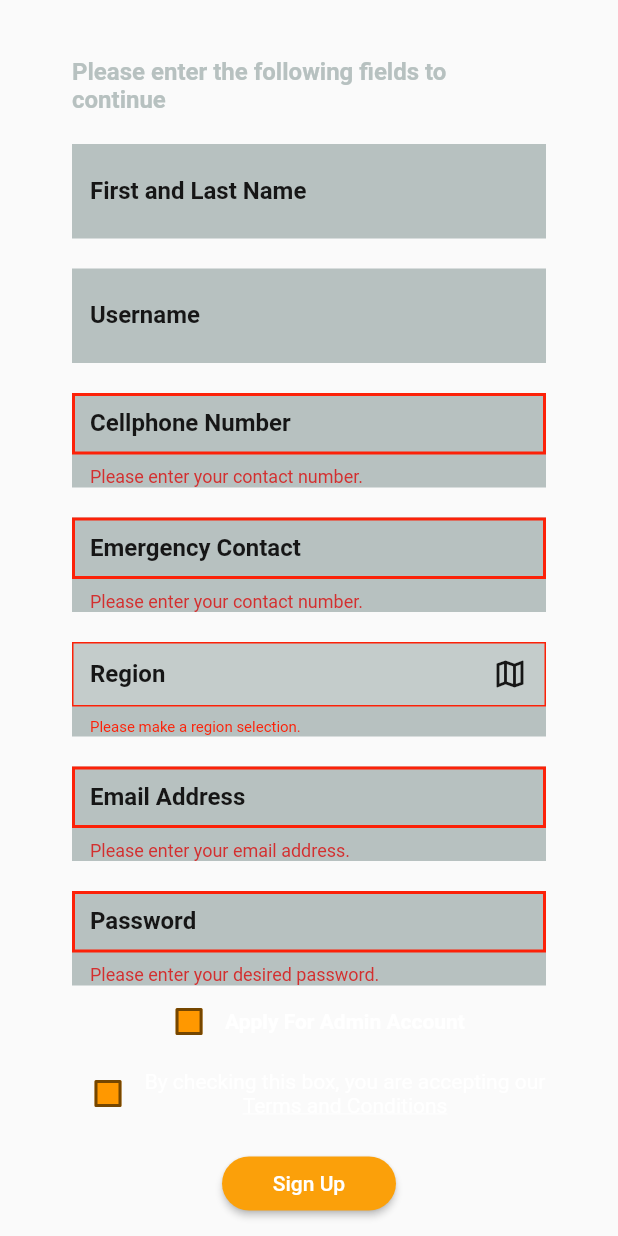
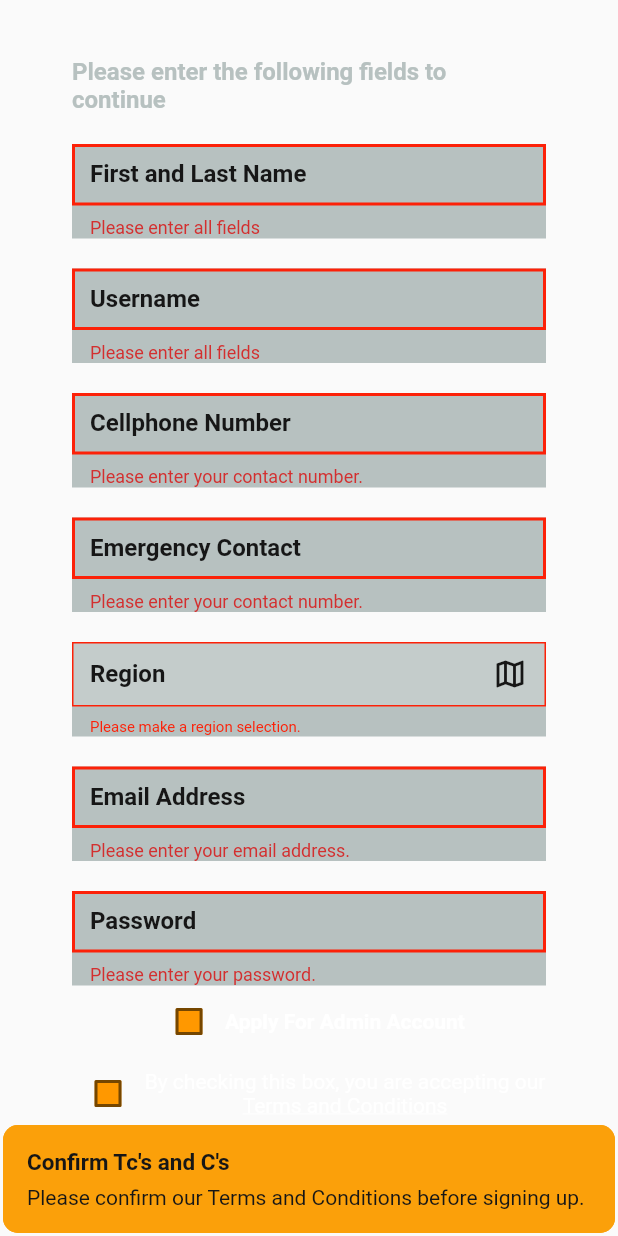
Before and after one commit to Maj-Bubbles/NightWatch-Public, a Flutter app: the SignUpFormBub widget shown alone on an empty page, opened directly, after a tap on "Sign Up", on a phone screen of 412 x 824 dp. Run offline on Flutter 3.47's test engine with Material 2 defaults, Android fonts, the phone set to English and light mode, and no system bars; drawn by our look-alikes of another_flushbar; our stand-ins replace email_validator, intro_slider; missing offline and left inert: backendless_sdk.

Commit message:
Added obscure text, number keyboards, fixed loading on signup, added check for Tcs&Cs checkbox

```diff
--- a/lib/miscellaneous/validators.dart
+++ b/lib/miscellaneous/validators.dart
@@ -5,6 +5,13 @@ String? validateEmail(String? address) {
     return 'Please enter your email address.';
   } else if (!EmailValidator.validate(address)) {
     return 'Please enter a valid email address!';
+  }
+  return null;
+}
+
+String? validateRequired(String? field) {
+  if (field == null || field.isEmpty) {
+    return 'Please enter all fields';
   }
   return null;
 }
@@ -18,7 +25,7 @@ String? validatePassword(String? password) {
   */
   String? result;
   if (password == null || password.isEmpty) {
-    result = 'Please enter your desired password.';
+    result = 'Please enter your password.';
   } else if ((!RegExp(r'^(?=.*?[A-Z])(?=.*?[a-z])(?=.*?[0-9]).{8,}$')
       .hasMatch(password))) {
     result =
@@ -32,7 +39,7 @@ String? validateNumber(String? number) {
     return 'Please enter your contact number.';
   } else if ((!RegExp(r'^.{10,}$').hasMatch(number))) {
     //tests if the contact number has 10 digits
-    return 'Please enter a valid contact number!';
+    return 'Please enter a valid contact number with 10 digits.';
   }
   return null;
 }
--- a/lib/view_models/base_view_model.dart
+++ b/lib/view_models/base_view_model.dart
@@ -24,4 +24,7 @@ class BaseViewModel with ChangeNotifier {
     _dialog = StatusDialog(title: error.title, message: error.message);
   }
 
+  void setCustomDialog({required String title, required String message}) {
+    _dialog = StatusDialog(title: title, message: message);
+  }
 }
--- a/lib/view_models/user_view_model.dart
+++ b/lib/view_models/user_view_model.dart
@@ -73,7 +73,7 @@ class UserViewModel extends BaseViewModel {
     String tellNum = "",
     String adminCellNum = "",
   }) async {
-    if (registerFormKey.currentState?.validate() ?? false) {
+    if ((registerFormKey.currentState?.validate() ?? false) && confirmTcsCs) {
       var user;
       if (!createAdmin) {
         user = PublicUser(
@@ -101,6 +101,12 @@ class UserViewModel extends BaseViewModel {
           primaryNumber: primaryNumber,
           secondaryNumber: secondaryNumber);
       await registerUser(user);
+    } else if (!confirmTcsCs) {
+      setCustomDialog(
+          title: "Confirm Tc's and C's",
+          message:
+              'Please confirm our Terms and Conditions before signing up.');
+      setState(ViewState.Error);
     }
   }
 
@@ -118,10 +124,24 @@ class UserViewModel extends BaseViewModel {
   Future<void> signInUser(
       {required String email, required String password}) async {
     try {
-      setState(ViewState.Busy);
-      _currentUser =
-          await _userService.signInUser(email: email, password: password);
-      setState(ViewState.Success);
+      if (loginFormKey.currentState?.validate() ?? false) {
+        setState(ViewState.Busy);
+        _currentUser =
+            await _userService.signInUser(email: email, password: password);
+        setState(ViewState.Success);
+      }
+
+      // if (email.isEmpty || password.isEmpty) {
+      //   setCustomDialog(
+      //       title: 'Blank fields not allowed.',
+      //       message: 'Please fill in both fields!');
+      //   setState(ViewState.Error);
+      // } else {
+      //   setState(ViewState.Busy);
+      //   _currentUser =
+      //       await _userService.signInUser(email: email, password: password);
+      //   setState(ViewState.Success);
+      // }
     } on UserAPIException catch (error) {
       setErrorDialog(error);
       setState(ViewState.Error);
--- a/lib/views/widgets/login_form.dart
+++ b/lib/views/widgets/login_form.dart
@@ -95,6 +95,7 @@ class _LoginFormState extends State<LoginForm> {
                       child: TextFormField(
                         validator: validatePassword,
                         keyboardType: TextInputType.visiblePassword,
+                        obscureText: true,
                         controller: passwordController,
                         cursorColor: scaffoldBackgroundColor,
                         decoration: formDecoration('Password'),
@@ -189,7 +190,7 @@ class _LoginFormState extends State<LoginForm> {
                   viewModel.setViewStateToIdle();
                   WidgetsBinding.instance.addPostFrameCallback((_) {
                     navigatorService
-                        .popAndNavigateTo(RouteManager.userRepotsFeedPage);
+                        .navigateTo(RouteManager.userRepotsFeedPage);
                   });
                   return Container();
                 case ViewState.Error:
@@ -203,7 +204,7 @@ class _LoginFormState extends State<LoginForm> {
               }
             },
           ),
-        ], //hier
+        ],
       ),
     );
   }
--- a/lib/views/widgets/sign_up_formBub.dart
+++ b/lib/views/widgets/sign_up_formBub.dart
@@ -55,8 +55,11 @@ class _SignUpFormBubState extends State<SignUpFormBub> {
     var navigatorService = context.read<NavigationAndDialogService>();
     return Form(
       key: context.read<UserViewModel>().registerFormKey,
-      child: Padding(
-        padding: const EdgeInsets.only(top: 8, left: 48, right: 48, bottom: 8),
+      child: Stack(
+        children: [
+          Padding(
+            padding:
+                const EdgeInsets.only(top: 8, left: 48, right: 48, bottom: 8),
             child: ListView(
               children: [
                 const SizedBoxH30(),
@@ -80,14 +83,17 @@ class _SignUpFormBubState extends State<SignUpFormBub> {
                       builder: (context, value, child) {
                         return value
                             ? TextFormField(
+                                validator: validateRequired,
                                 controller: firstAndLastNameController,
                                 cursorColor: scaffoldBackgroundColor,
                                 decoration: formDecoration('Company Name'),
                               )
                             : TextFormField(
+                                validator: validateRequired,
                                 controller: firstAndLastNameController,
                                 cursorColor: scaffoldBackgroundColor,
-                            decoration: formDecoration('First and Last Name'),
+                                decoration:
+                                    formDecoration('First and Last Name'),
                               );
                       },
                     ),
@@ -99,6 +105,7 @@ class _SignUpFormBubState extends State<SignUpFormBub> {
                   height: 63,
                   child: Center(
                     child: TextFormField(
+                      validator: validateRequired,
                       controller: userNameController,
                       cursorColor: scaffoldBackgroundColor,
                       decoration: formDecoration('Username'),
@@ -116,12 +123,14 @@ class _SignUpFormBubState extends State<SignUpFormBub> {
                         return value
                             ? TextFormField(
                                 validator: validateNumber,
+                                keyboardType: TextInputType.phone,
                                 controller: primaryNumController,
                                 cursorColor: scaffoldBackgroundColor,
                                 decoration: formDecoration('Company Telephone'),
                               )
                             : TextFormField(
                                 validator: validateNumber,
+                                keyboardType: TextInputType.phone,
                                 controller: primaryNumController,
                                 cursorColor: scaffoldBackgroundColor,
                                 decoration: formDecoration('Cellphone Number'),
@@ -141,13 +150,15 @@ class _SignUpFormBubState extends State<SignUpFormBub> {
                         return value
                             ? TextFormField(
                                 validator: validateNumber,
+                                keyboardType: TextInputType.phone,
                                 controller: secondaryNumController,
                                 cursorColor: scaffoldBackgroundColor,
-                            decoration:
-                                formDecoration('Admin Cellphone (Personal)'),
+                                decoration: formDecoration(
+                                    'Admin Cellphone (Personal)'),
                               )
                             : TextFormField(
                                 validator: validateNumber,
+                                keyboardType: TextInputType.phone,
                                 controller: secondaryNumController,
                                 cursorColor: scaffoldBackgroundColor,
                                 decoration: formDecoration('Emergency Contact'),
@@ -193,6 +204,7 @@ class _SignUpFormBubState extends State<SignUpFormBub> {
                   child: Center(
                     child: TextFormField(
                       validator: validatePassword,
+                      obscureText: true,
                       controller: passwordController,
                       cursorColor: scaffoldBackgroundColor,
                       decoration: formDecoration('Password'),
@@ -306,8 +318,8 @@ class _SignUpFormBubState extends State<SignUpFormBub> {
                       top: 12.0,
                       bottom: 8.0,
                     ),
-                child:
-                    Consumer<UserViewModel>(builder: (context, viewModel, _) {
+                    child: Consumer<UserViewModel>(
+                        builder: (context, viewModel, _) {
                       switch (viewModel.state) {
                         case ViewState.Idle:
                           return MaterialButton(
@@ -320,13 +332,16 @@ class _SignUpFormBubState extends State<SignUpFormBub> {
                                   password: passwordController.text.trim(),
                                   isAdmin:
                                       context.read<UserViewModel>().createAdmin,
-                              primaryNumber: primaryNumController.text.trim(),
+                                  primaryNumber:
+                                      primaryNumController.text.trim(),
                                   secondaryNumber:
                                       secondaryNumController.text.trim(),
-                              region:
-                                  context.read<UserViewModel>().selectedValue,
+                                  region: context
+                                      .read<UserViewModel>()
+                                      .selectedValue,
                                   cellNum: primaryNumController.text.trim(),
-                              emergencyNum: secondaryNumController.text.trim());
+                                  emergencyNum:
+                                      secondaryNumController.text.trim());
                             },
                             shape: RoundedRectangleBorder(
                               borderRadius: BorderRadius.circular(20),
@@ -337,17 +352,26 @@ class _SignUpFormBubState extends State<SignUpFormBub> {
                               'Sign Up',
                             ),
                           );
-                    case ViewState.Busy:
-                      return const CircularProgressIndicator(
-                        semanticsLabel: "Signing You Up",
+                        // case ViewState.Busy:
+                        //   return const CircularProgressIndicator(
+                        //     semanticsLabel: "Signing You Up",
+                        //   );
+                        case ViewState.Success:
+                          WidgetsBinding.instance.addPostFrameCallback(
+                            (timeStamp) {
+                              context.read<UserViewModel>().confirmTcsCs =
+                                  false;
+                              // viewModel.setViewStateToIdle();
+                              // Future.delayed(const Duration(seconds: 3));
+                              //TODO: viewState.Success being picked up by popped page (login), thus advancing it to home page
+                              Navigator.pop(context);
+                            },
                           );
-                    case ViewState.Success:
-                      viewModel.setViewStateToIdle();
-                      navigatorService.popAndNavigateTo(RouteManager.loginPage);
                           return const Text('Should Navigate to Login Page');
                         case ViewState.Error:
                           WidgetsBinding.instance.addPostFrameCallback((_) {
-                        navigatorService.showSnackBar(viewModel.errorDialog);
+                            navigatorService
+                                .showSnackBar(viewModel.errorDialog);
                             viewModel.setState(ViewState.Idle);
                           });
                           return Container();
@@ -369,6 +393,47 @@ class _SignUpFormBubState extends State<SignUpFormBub> {
                 ),
               ],
             ),
+          ),
+          Consumer<UserViewModel>(
+            builder: (context, viewModel, _) {
+              switch (viewModel.state) {
+                case ViewState.Idle:
+                  return Container();
+                case ViewState.Busy:
+                  return Center(
+                    child: Container(
+                      height: MediaQuery.of(context).size.height,
+                      width: MediaQuery.of(context).size.width,
+                      color: Colors.black.withOpacity(0.6),
+                      child: Center(
+                        child: SizedBox(
+                          height: 100,
+                          width: 300,
+                          child: Card(
+                            color: scaffoldBackgroundColor,
+                            child: Row(
+                              mainAxisAlignment: MainAxisAlignment.center,
+                              crossAxisAlignment: CrossAxisAlignment.center,
+                              children: const [
+                                CircularProgressIndicator(),
+                                SizedBox(width: 20),
+                                Text(
+                                  'Signing you up. Please wait',
+                                  style: TextStyle(color: Colors.white),
+                                ),
+                              ],
+                            ),
+                          ),
+                        ),
+                      ),
+                    ),
+                  );
+                default:
+                  return Container();
+              }
+            },
+          ),
+        ],
       ),
     );
   }
```
Lines whose indentation alone changed are shown as unchanged.
